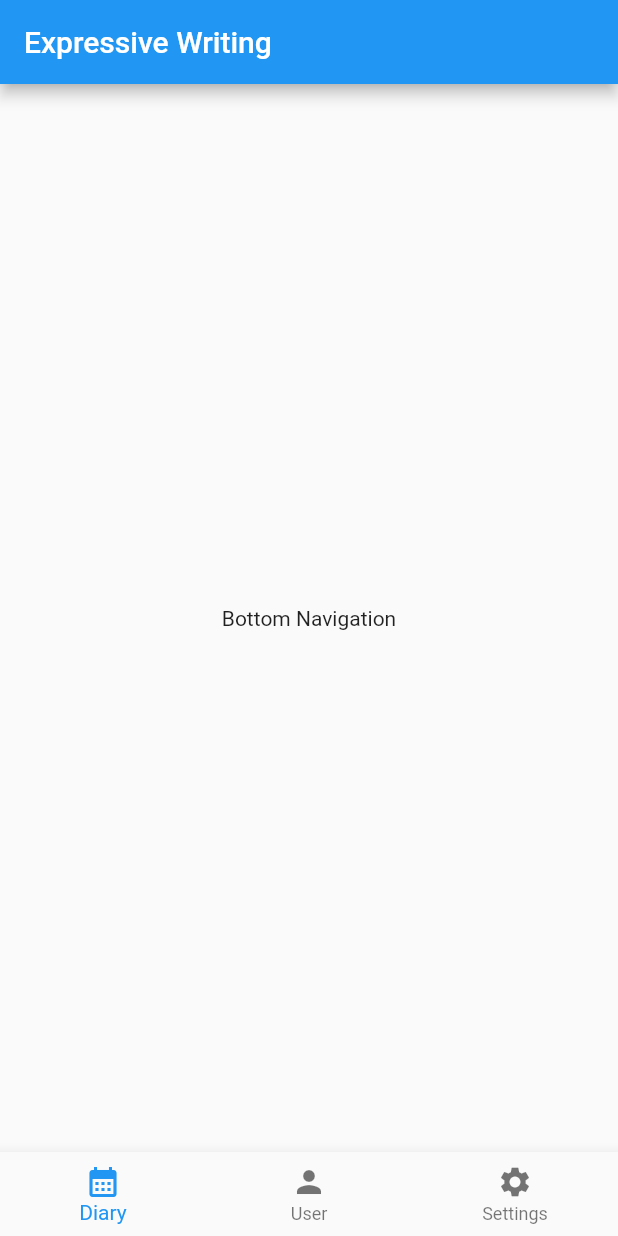
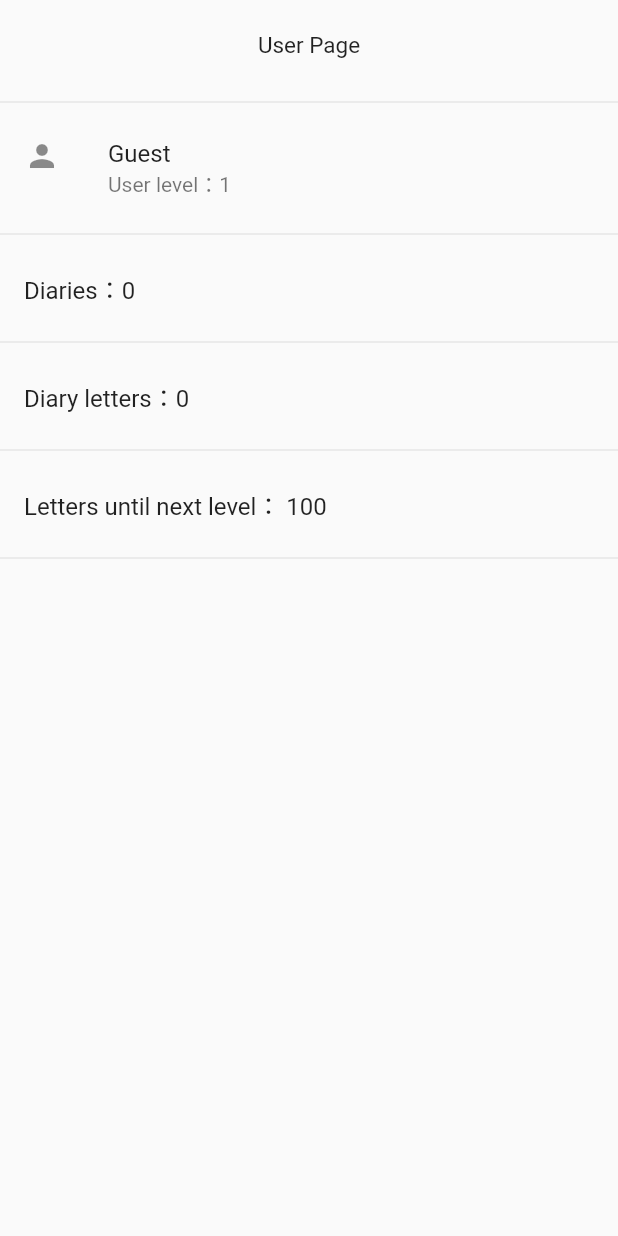
Before and after one commit to Ta23ka98/expressive_writing, a Flutter app: the screen it shows after launch, on a phone screen of 412 x 824 dp. Run offline on Flutter 3.47's test engine with Material 2 defaults, Android fonts, the phone set to English and light mode, and no system bars.

Commit message:
add: Implement UserPage UI
Added UserPage() and implemented its UI.

```diff
--- a/lib/main.dart
+++ b/lib/main.dart
@@ -1,4 +1,5 @@
 import 'package:expressive_writing/presentation/navigation_page/navigation_page.dart';
+import 'package:expressive_writing/presentation/user_page/user_page.dart';
 import 'package:flutter/material.dart';
 
 void main() {
@@ -14,7 +15,7 @@ class MyApp extends StatelessWidget {
       theme: ThemeData(
         primarySwatch: Colors.blue,
       ),
-      home: const NavigationPage(),
+      home: const UserPage(),
     );
   }
 }
--- /dev/null
+++ b/lib/presentation/user_page/user_page.dart
@@ -0,0 +1,35 @@
+import 'package:flutter/material.dart';
+
+class UserPage extends StatelessWidget {
+  const UserPage({Key? key}) : super(key: key);
+
+  @override
+  Widget build(BuildContext context) {
+    return Scaffold(
+      body: Column(
+        children: const [
+          SizedBox(
+            height: 60,
+            child: Center(
+                child: Text(
+              "User Page",
+              style: TextStyle(fontSize: 15),
+            )),
+          ),
+          Divider(),
+          ListTile(
+              leading: Icon(Icons.person),
+              title: Text('Guest'),
+              subtitle: Text('User level：1')),
+          Divider(),
+          ListTile(title: Text('Diaries：0')),
+          Divider(),
+          ListTile(title: Text('Diary letters：0')),
+          Divider(),
+          ListTile(title: Text('Letters until next level： 100')),
+          Divider(),
+        ],
+      ),
+    );
+  }
+}
```
